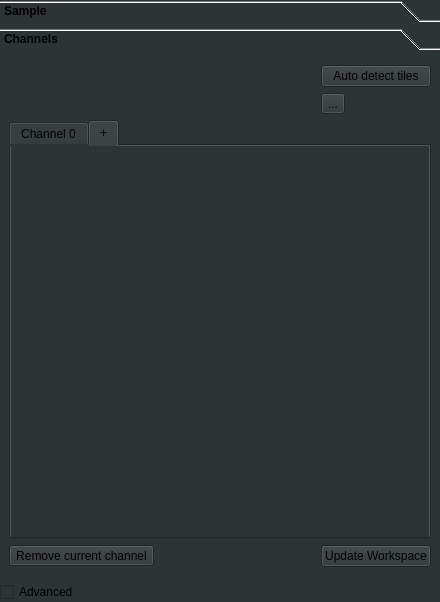
Qt form ClearMap/gui/creator/sample_tab.ui (ClearAnatomics/ClearMap) before a commit.
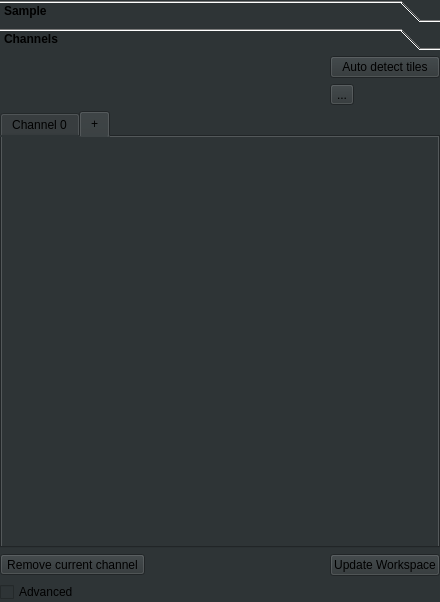
The same form after that commit. Icons and pictures are not drawn.

Commit message: DISPLAY: Removes margins in sample tab

Patch:
```diff
--- a/ClearMap/gui/creator/sample_tab.ui
+++ b/ClearMap/gui/creator/sample_tab.ui
@@ -231,6 +231,18 @@
        <string>Channels</string>
       </attribute>
       <layout class="QGridLayout" name="gridLayout">
+       <property name="leftMargin">
+        <number>0</number>
+       </property>
+       <property name="topMargin">
+        <number>0</number>
+       </property>
+       <property name="rightMargin">
+        <number>0</number>
+       </property>
+       <property name="bottomMargin">
+        <number>0</number>
+       </property>
        <item row="3" column="1">
         <widget class="QPushButton" name="updateWorkspacePushButton">
          <property name="text">
```
Left out of the diff: 2 changed lines with no effect on the pictures.
